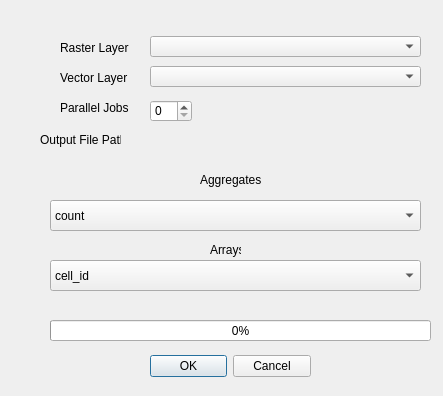
This is zonal_exact_dialog_base.ui in JakubCha/exactextract_qgis as Qt 5 draws it before an edit. The edited form follows.
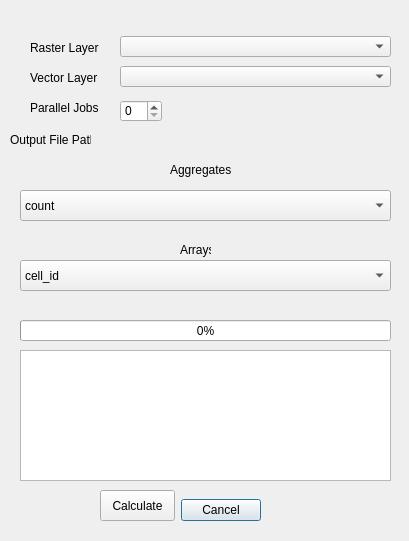
This is the edited form. Custom widgets are drawn as their Qt base class.

Patch:
```diff
--- a/zonal_exact_dialog_base.ui
+++ b/zonal_exact_dialog_base.ui
@@ -6,8 +6,8 @@
    <rect>
     <x>0</x>
     <y>0</y>
-    <width>443</width>
-    <height>396</height>
+    <width>409</width>
+    <height>541</height>
    </rect>
   </property>
   <property name="windowTitle">
@@ -16,23 +16,26 @@
   <widget class="QDialogButtonBox" name="button_box">
    <property name="geometry">
     <rect>
-     <x>150</x>
-     <y>350</y>
-     <width>161</width>
-     <height>32</height>
+     <x>180</x>
+     <y>490</y>
+     <width>81</width>
+     <height>41</height>
     </rect>
    </property>
    <property name="orientation">
     <enum>Qt::Horizontal</enum>
    </property>
    <property name="standardButtons">
-    <set>QDialogButtonBox::Cancel|QDialogButtonBox::Ok</set>
+    <set>QDialogButtonBox::Cancel</set>
+   </property>
+   <property name="centerButtons">
+    <bool>true</bool>
    </property>
   </widget>
   <widget class="QgsMapLayerComboBox" name="mRasterLayerComboBox">
    <property name="geometry">
     <rect>
-     <x>150</x>
+     <x>120</x>
      <y>36</y>
      <width>271</width>
      <height>21</height>
@@ -42,7 +45,7 @@
   <widget class="QLabel" name="label">
    <property name="geometry">
     <rect>
-     <x>60</x>
+     <x>30</x>
      <y>40</y>
      <width>71</width>
      <height>16</height>
@@ -55,7 +58,7 @@
   <widget class="QgsMapLayerComboBox" name="mVectorLayerComboBox">
    <property name="geometry">
     <rect>
-     <x>150</x>
+     <x>120</x>
      <y>66</y>
      <width>271</width>
      <height>21</height>
@@ -65,7 +68,7 @@
   <widget class="QLabel" name="label_2">
    <property name="geometry">
     <rect>
-     <x>60</x>
+     <x>30</x>
      <y>70</y>
      <width>71</width>
      <height>16</height>
@@ -78,7 +81,7 @@
   <widget class="QLabel" name="label_3">
    <property name="geometry">
     <rect>
-     <x>60</x>
+     <x>30</x>
      <y>100</y>
      <width>71</width>
      <height>16</height>
@@ -91,7 +94,7 @@
   <widget class="QSpinBox" name="spinBox">
    <property name="geometry">
     <rect>
-     <x>150</x>
+     <x>120</x>
      <y>100</y>
      <width>42</width>
      <height>22</height>
@@ -101,9 +104,9 @@
   <widget class="QProgressBar" name="progressBar">
    <property name="geometry">
     <rect>
-     <x>50</x>
+     <x>20</x>
      <y>320</y>
-     <width>381</width>
+     <width>371</width>
      <height>21</height>
     </rect>
    </property>
@@ -117,7 +120,7 @@
   <widget class="QgsFileWidget" name="mQgsOutputFileWidget">
    <property name="geometry">
     <rect>
-     <x>150</x>
+     <x>120</x>
      <y>130</y>
      <width>271</width>
      <height>27</height>
@@ -127,7 +130,7 @@
   <widget class="QLabel" name="label_4">
    <property name="geometry">
     <rect>
-     <x>40</x>
+     <x>10</x>
      <y>130</y>
      <width>81</width>
      <height>20</height>
@@ -140,8 +143,8 @@
   <widget class="QgsCheckableComboBox" name="mAggregatesComboBox">
    <property name="geometry">
     <rect>
-     <x>50</x>
-     <y>200</y>
+     <x>20</x>
+     <y>190</y>
      <width>371</width>
      <height>31</height>
     </rect>
@@ -267,7 +270,7 @@
   <widget class="QgsCheckableComboBox" name="mArraysComboBox_2">
    <property name="geometry">
     <rect>
-     <x>50</x>
+     <x>20</x>
      <y>260</y>
      <width>371</width>
      <height>31</height>
@@ -310,8 +313,8 @@
   <widget class="QLabel" name="label_5">
    <property name="geometry">
     <rect>
-     <x>200</x>
-     <y>170</y>
+     <x>170</x>
+     <y>160</y>
      <width>61</width>
      <height>20</height>
     </rect>
@@ -323,7 +326,7 @@
   <widget class="QLabel" name="label_6">
    <property name="geometry">
     <rect>
-     <x>210</x>
+     <x>180</x>
      <y>240</y>
      <width>31</width>
      <height>20</height>
@@ -333,6 +336,29 @@
     <string>Arrays</string>
    </property>
   </widget>
+  <widget class="QPushButton" name="mPushButton">
+   <property name="geometry">
+    <rect>
+     <x>100</x>
+     <y>490</y>
+     <width>75</width>
+     <height>31</height>
+    </rect>
+   </property>
+   <property name="text">
+    <string>Calculate</string>
+   </property>
+  </widget>
+  <widget class="QTextBrowser" name="textBrowser">
+   <property name="geometry">
+    <rect>
+     <x>20</x>
+     <y>350</y>
+     <width>371</width>
+     <height>131</height>
+    </rect>
+   </property>
+  </widget>
  </widget>
  <customwidgets>
   <customwidget>
```
Left out of the diff: 24 changed lines with no effect on the pictures.
